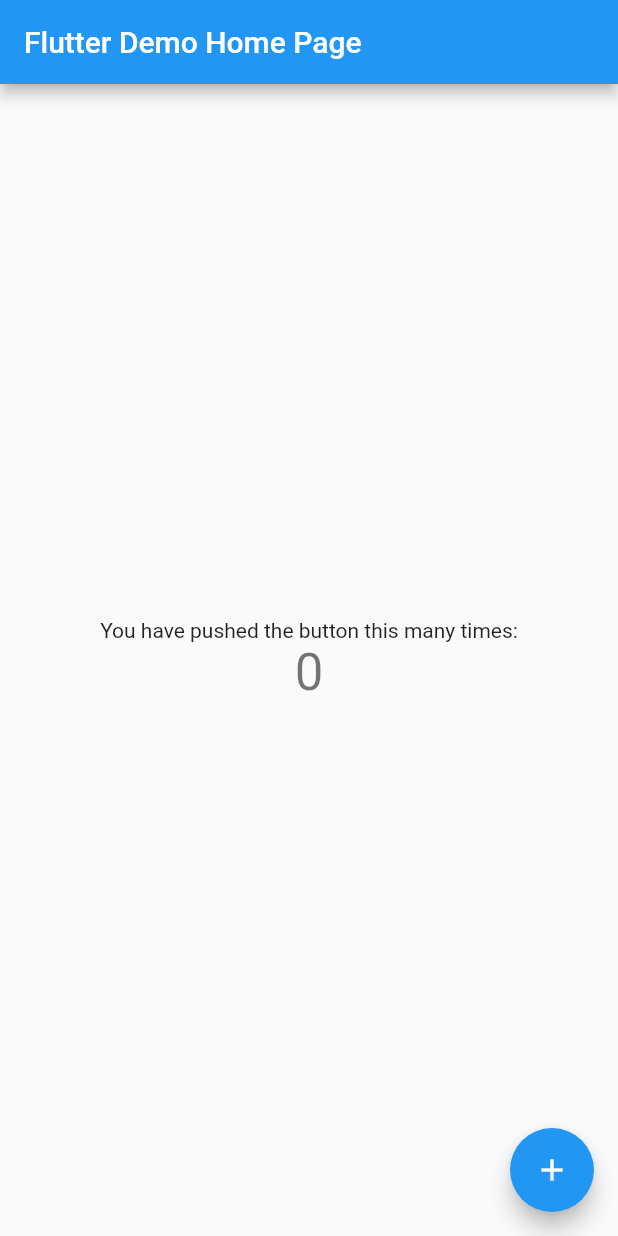
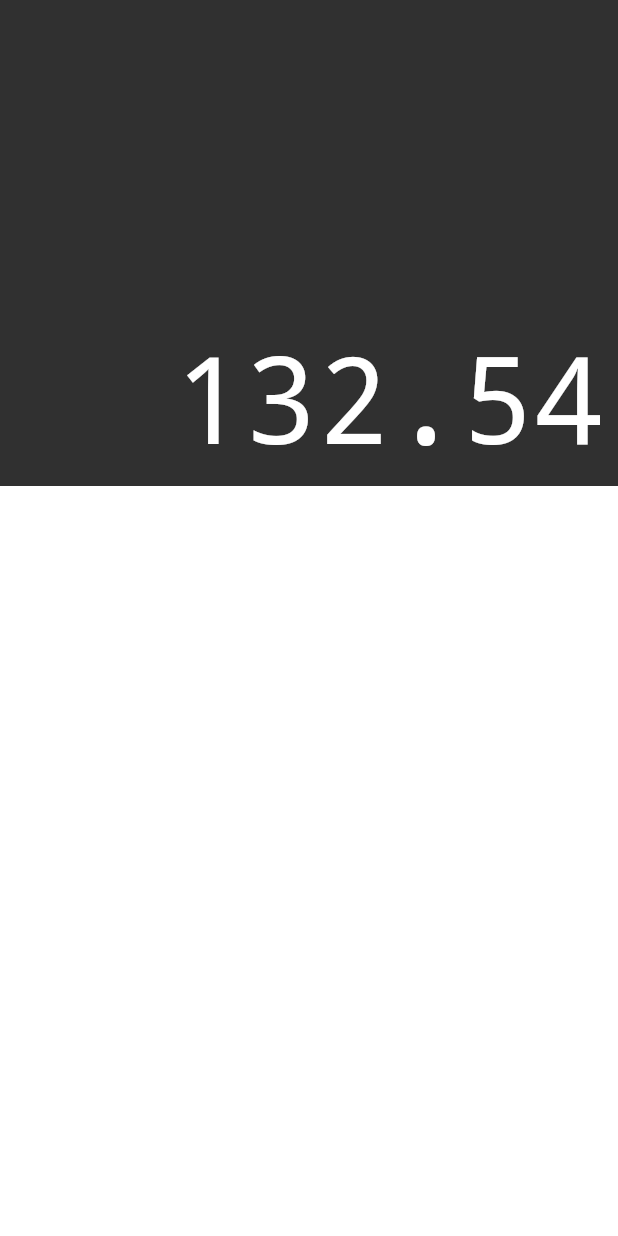
Before and after one commit to silv4b/calculadora-flutter, a Flutter app: the screen it shows after launch, on a phone screen of 412 x 824 dp. Run offline on Flutter 3.47's test engine with Material 2 defaults, Android fonts, the phone set to English and light mode, and no system bars; drawn by our look-alikes of auto_size_text.

Commit message:
definição de telas, componentes e espaços de tela para display e teclado

```diff
--- /dev/null
+++ b/lib/components/display.dart
@@ -0,0 +1,41 @@
+import 'package:flutter/material.dart';
+import 'package:auto_size_text/auto_size_text.dart';
+
+//telinha de resultados da calculadora
+class Display extends StatelessWidget {
+  final String text;
+  Display(this.text);
+
+  @override
+  Widget build(BuildContext context) {
+    return Expanded(
+      //flex -> vai ocupar todo o espaço disponivel da tela.
+      flex: 1,
+      child: Container(
+        color: Color.fromRGBO(48, 48, 48, 1),
+        child: Column(
+          mainAxisAlignment: MainAxisAlignment.end,
+          crossAxisAlignment: CrossAxisAlignment.stretch,
+          children: <Widget>[
+            Padding(
+              padding: const EdgeInsets.all(8.0),
+              child: AutoSizeText(
+                text,
+                minFontSize: 20,
+                maxFontSize: 80,
+                maxLines: 1,
+                textAlign: TextAlign.end,
+                style: TextStyle(
+                  fontWeight: FontWeight.w100,
+                  decoration: TextDecoration.none,
+                  fontSize: 80,
+                  color: Colors.white,
+                ),
+              ),
+            ),
+          ],
+        ),
+      ),
+    );
+  }
+}
--- /dev/null
+++ b/lib/components/keyboard.dart
@@ -0,0 +1,13 @@
+import 'package:flutter/material.dart';
+
+class Keyboard extends StatelessWidget {
+  @override
+  Widget build(BuildContext context) {
+    return Container(
+      height: 500,
+      child: Column(
+        children: <Widget>[],
+      ),
+    );
+  }
+}
--- a/lib/main.dart
+++ b/lib/main.dart
@@ -1,67 +1,6 @@
 import 'package:flutter/material.dart';
+import "screens/calculadora.dart";
 
-void main() {
-  runApp(MyApp());
-}
+//https://www.youtube.com/watch?v=jyjdXFsQoYw
 
-class MyApp extends StatelessWidget {
-  // This widget is the root of your application.
-  @override
-  Widget build(BuildContext context) {
-    return MaterialApp(
-      title: 'Flutter Demo',
-      theme: ThemeData(
-        primarySwatch: Colors.blue,
-        visualDensity: VisualDensity.adaptivePlatformDensity,
-      ),
-      home: MyHomePage(title: 'Flutter Demo Home Page'),
-    );
-  }
-}
-
-class MyHomePage extends StatefulWidget {
-  MyHomePage({Key key, this.title}) : super(key: key);
-
-  final String title;
-
-  @override
-  _MyHomePageState createState() => _MyHomePageState();
-}
-
-class _MyHomePageState extends State<MyHomePage> {
-  int _counter = 0;
-
-  void _incrementCounter() {
-    setState(() {
-      _counter++;
-    });
-  }
-
-  @override
-  Widget build(BuildContext context) {
-    return Scaffold(
-      appBar: AppBar(
-        title: Text(widget.title),
-      ),
-      body: Center(
-        child: Column(
-          mainAxisAlignment: MainAxisAlignment.center,
-          children: <Widget>[
-            Text(
-              'You have pushed the button this many times:',
-            ),
-            Text(
-              '$_counter',
-              style: Theme.of(context).textTheme.headline4,
-            ),
-          ],
-        ),
-      ),
-      floatingActionButton: FloatingActionButton(
-        onPressed: _incrementCounter,
-        tooltip: 'Increment',
-        child: Icon(Icons.add),
-      ), // This trailing comma makes auto-formatting nicer for build methods.
-    );
-  }
-}
+void main() => runApp(Calculadora());
--- /dev/null
+++ b/lib/models/memory.dart
@@ -0,0 +1 @@
+class Memory {}
--- /dev/null
+++ b/lib/screens/calculadora.dart
@@ -0,0 +1,20 @@
+import 'package:calculadora/components/keyboard.dart';
+import 'package:flutter/material.dart';
+import '../components/display.dart';
+import '../components/keyboard.dart';
+
+class Calculadora extends StatelessWidget {
+  @override
+  Widget build(BuildContext context) {
+    return MaterialApp(
+      debugShowCheckedModeBanner: false,
+      home: Column(
+        children: <Widget>[
+          //Text('Display'),
+          Display('132.54'),
+          Keyboard(),
+        ],
+      ),
+    );
+  }
+}
```
Also changed, not shown: pubspec.yaml (+2 -7 lines), lib/components/button.dart (added), lib/components/button_row.dart (added), pubspec.lock.
